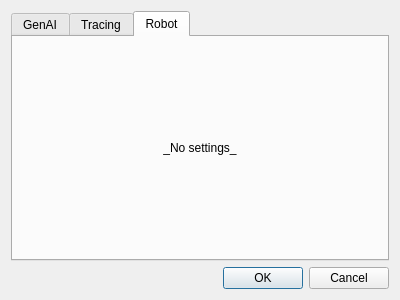
Qt form ui/settings.ui (Toys-R-Us-Rex/Duckify) before a commit.
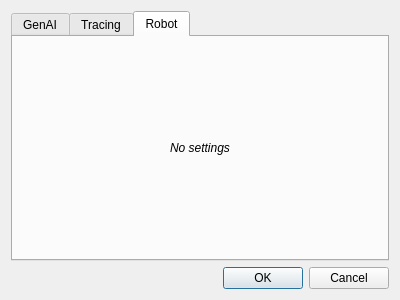
The same form after that commit. The open tabs and pages were chosen to show the change.

Commit message: feat(ui): make settings persistent using QSettings

```diff
--- a/ui/settings.ui
+++ b/ui/settings.ui
@@ -205,11 +205,16 @@
       <layout class="QGridLayout" name="gridLayout">
        <item row="0" column="0">
         <widget class="QLabel" name="label_4">
+         <property name="font">
+          <font>
+           <italic>true</italic>
+          </font>
+         </property>
          <property name="text">
-          <string>_No settings_</string>
+          <string>No settings</string>
          </property>
          <property name="textFormat">
-          <enum>Qt::MarkdownText</enum>
+          <enum>Qt::PlainText</enum>
          </property>
          <property name="alignment">
           <set>Qt::AlignCenter</set>
```
Left out of the diff: 6 changed lines with no effect on the pictures. The commit also changes 3 other files.
